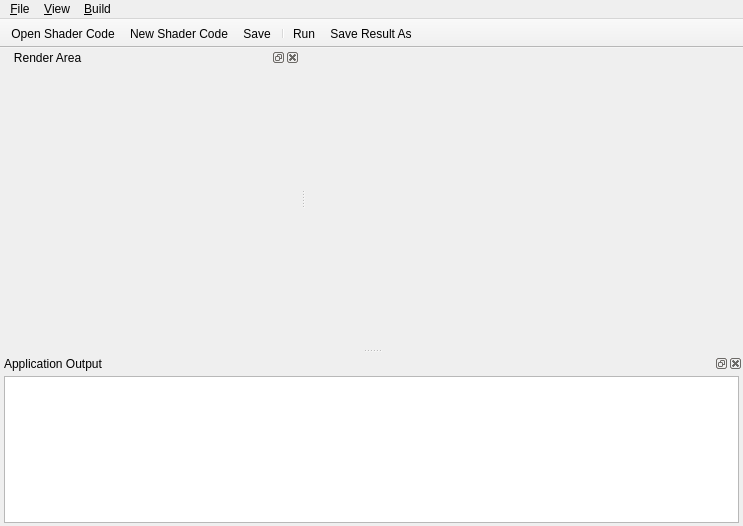
Above: forms/mainwindow.ui from ethiago/shader-labs before the change. Below: the same form after it.
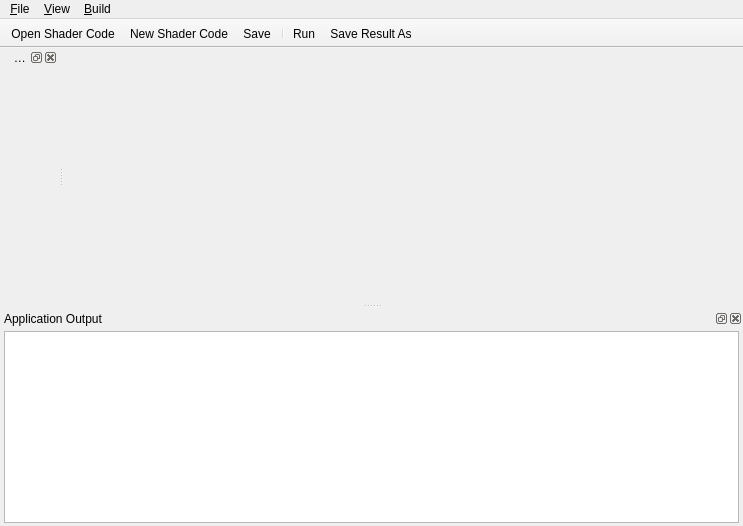
That is the form after the change. Icons and pictures are not drawn.

```diff
--- a/forms/mainwindow.ui
+++ b/forms/mainwindow.ui
@@ -117,8 +117,8 @@
   <widget class="QDockWidget" name="dockRenderWidget">
    <property name="minimumSize">
     <size>
-     <width>300</width>
-     <height>300</height>
+     <width>0</width>
+     <height>0</height>
     </size>
    </property>
    <property name="layoutDirection">
```
Left out of the diff: 2 changed lines with no effect on the pictures.
